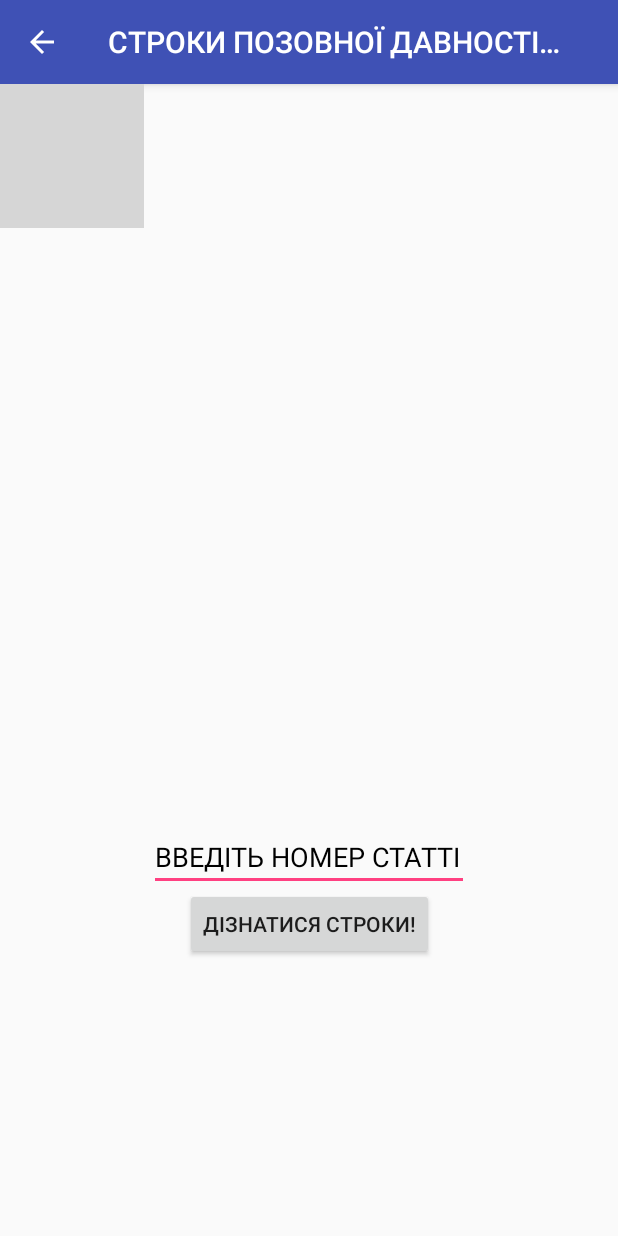
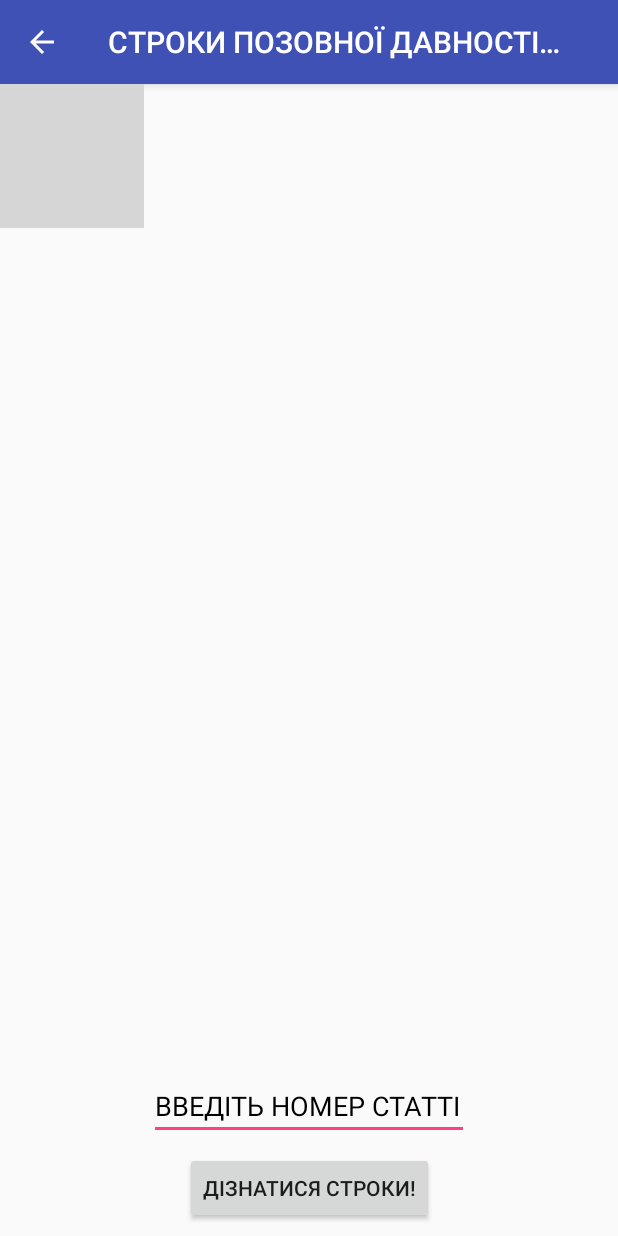
Before and after one commit to SonyOtto/spdinuatwo, an Android app: the SearchActivity screen opened directly, with no data from a screen before it, on a phone screen of 412 x 824 dp. Run offline under Robolectric (Android 15) with nearby library versions, the phone set to English and light mode, and no system bars; our stand-ins replace AdMob; grey boxes are pictures that could not be loaded.

Commit message:
Search activity - Focus on the textField when keyboard is active Total work on fonts

```diff
--- a/app/src/main/AndroidManifest.xml
+++ b/app/src/main/AndroidManifest.xml
@@ -23,7 +23,8 @@
         </activity>
         <activity
             android:name=".SearchActivity"
-            android:parentActivityName=".MainLayoutActivity"></activity>
+            android:parentActivityName=".MainLayoutActivity"
+            android:windowSoftInputMode="stateVisible|adjustResize"></activity>
         <activity
             android:name=".ResultsActivity"
             android:parentActivityName=".SearchActivity"></activity>
--- a/app/src/main/res/layout/activity_search.xml
+++ b/app/src/main/res/layout/activity_search.xml
@@ -1,6 +1,5 @@
 <?xml version="1.0" encoding="utf-8"?>
-<android.support.constraint.ConstraintLayout
-    xmlns:android="http://schemas.android.com/apk/res/android"
+<android.support.constraint.ConstraintLayout xmlns:android="http://schemas.android.com/apk/res/android"
     xmlns:app="http://schemas.android.com/apk/res-auto"
     xmlns:tools="http://schemas.android.com/tools"
     android:layout_width="match_parent"
@@ -18,35 +17,23 @@
         app:layout_constraintStart_toStartOf="parent"
         app:layout_constraintTop_toTopOf="parent" />
 
-    <Button
-        android:id="@+id/next_button"
-        android:layout_width="wrap_content"
-        android:layout_height="wrap_content"
-        android:layout_marginBottom="184dp"
-        android:text="@string/button_text"
-        android:onClick="OpenResultsView"
-        app:layout_constraintBottom_toBottomOf="parent"
-        app:layout_constraintEnd_toEndOf="parent"
-        app:layout_constraintHorizontal_bias="0.500"
-        app:layout_constraintStart_toStartOf="parent" />
-
-    <com.google.android.gms.ads.AdView
-        xmlns:ads="http://schemas.android.com/apk/res-auto"
-        ads:adSize="BANNER"
-        ads:adUnitId="ca-app-pub-3940256099942544/6300978111"
+    <com.google.android.gms.ads.AdView xmlns:ads="http://schemas.android.com/apk/res-auto"
         android:id="@+id/adView"
         android:layout_width="0dp"
         android:layout_height="wrap_content"
+        android:layout_marginTop="8dp"
+        ads:adSize="BANNER"
+        ads:adUnitId="ca-app-pub-3940256099942544/6300978111"
         app:layout_constraintEnd_toEndOf="parent"
         app:layout_constraintStart_toStartOf="parent"
-        app:layout_constraintTop_toTopOf="@+id/imageView"
-        android:layout_marginTop="8dp"/>
+        app:layout_constraintTop_toTopOf="parent"
+        />
 
     <EditText
         android:id="@+id/editText3"
         android:layout_width="wrap_content"
         android:layout_height="41dp"
-        android:layout_marginBottom="46dp"
+        android:layout_marginBottom="8dp"
         android:layout_marginEnd="8dp"
         android:layout_marginStart="8dp"
         android:digits="0123456789"
@@ -56,8 +43,21 @@
         android:maxLength="4"
         android:singleLine="true"
         android:textColorHint="#000000"
-        app:layout_constraintBottom_toBottomOf="@+id/next_button"
+        app:layout_constraintBottom_toTopOf="@+id/next_button"
         app:layout_constraintEnd_toEndOf="parent"
-        app:layout_constraintStart_toStartOf="@+id/imageView" />
+        app:layout_constraintHorizontal_bias="0.5"
+        app:layout_constraintStart_toStartOf="parent" />
+
+    <Button
+        android:id="@+id/next_button"
+        android:layout_width="wrap_content"
+        android:layout_height="wrap_content"
+        android:layout_marginBottom="8dp"
+        android:onClick="OpenResultsView"
+        android:text="@string/button_text"
+        app:layout_constraintBottom_toBottomOf="parent"
+        app:layout_constraintEnd_toEndOf="parent"
+        app:layout_constraintHorizontal_bias="0.5"
+        app:layout_constraintStart_toStartOf="parent"/>
 
 </android.support.constraint.ConstraintLayout>
```
Also changed, not shown: app/src/main/res/layout/activity_main_layout.xml (+6 -7 lines), app/src/main/res/layout/activity_results.xml (+21 -9 lines).
